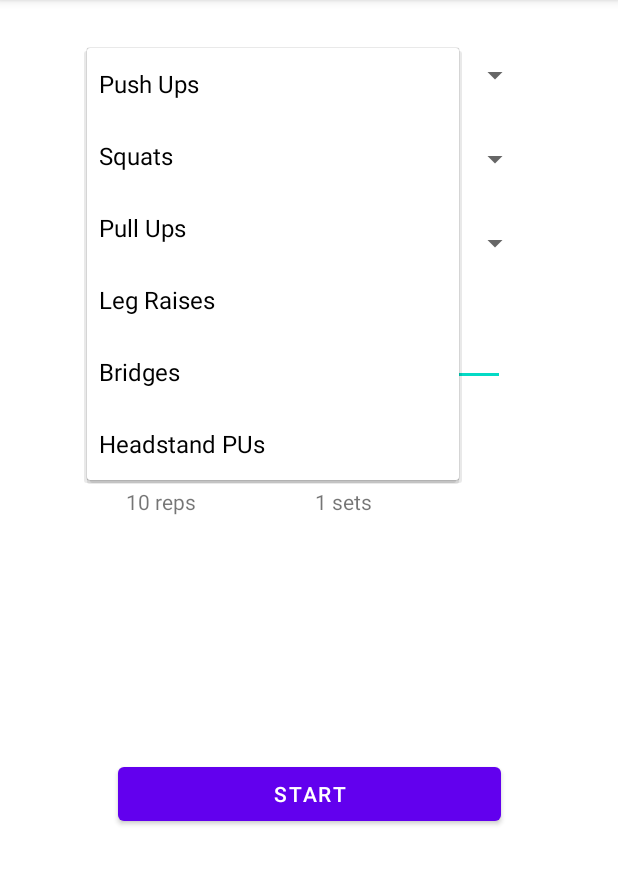
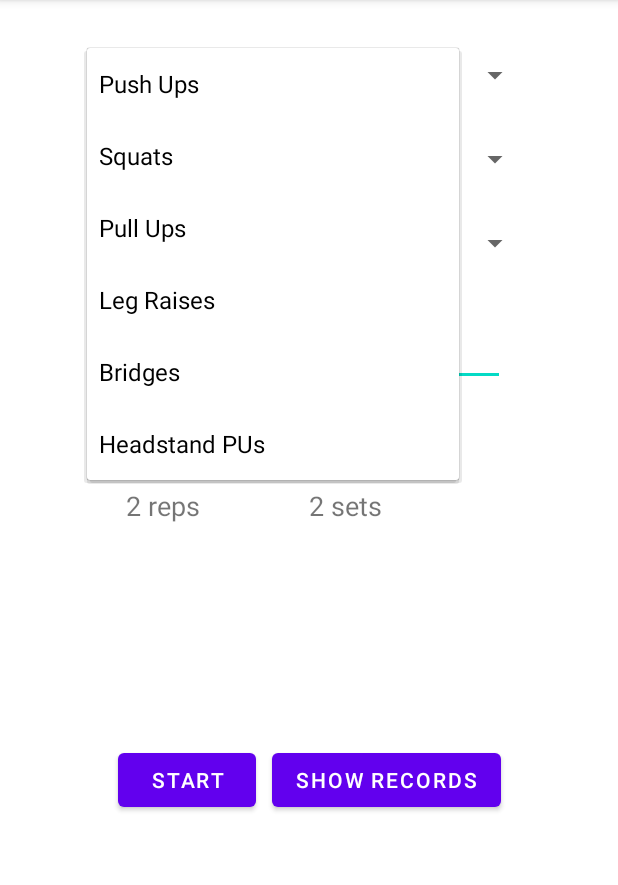
Before and after one commit to atarukodaka/CCManager, an Android app: the screen it shows after launch (MainActivity), after a tap on "Push Ups", on a phone screen of 412 x 824 dp, the part 84-969 px from its top. Run offline under Robolectric (Android 15) with nearby library versions, the phone set to English and light mode, and no system bars.

Commit message:
recording

```diff
--- a/app/src/main/java/com/example/ccmanager/ExerciseActivity.kt
+++ b/app/src/main/java/com/example/ccmanager/ExerciseActivity.kt
@@ -1,5 +1,7 @@
 package com.example.ccmanager
 
+import android.content.Context
+import android.content.SharedPreferences
 import android.os.Build
 import androidx.appcompat.app.AppCompatActivity
 import android.os.Bundle
@@ -9,6 +11,7 @@ import android.view.View
 import androidx.annotation.RequiresApi
 import kotlinx.android.synthetic.main.activity_exercise.*
 import java.lang.Math.round
+import java.time.LocalDateTime
 
 //////////////////////////////////////////////////////////////////
 class ExerciseActivity : AppCompatActivity() {
@@ -48,7 +51,7 @@ class ExerciseActivity : AppCompatActivity() {
     }
     ///////////////////////////
     // onClick
-    public fun buttonStop(view: View) {
+    public fun buttonStop(view: View) { // cancel timer and back to main activity
         if (::timer.isInitialized) timer.cancel()
         finish()
     }
@@ -56,6 +59,7 @@ class ExerciseActivity : AppCompatActivity() {
         btnPauseResume.text = "PAUSE"
         when (state.tag){
             "PAUSE" -> timer = startExerciseTimer(millisResume)
+            "FINISHED" -> timer = startExerciseTimer()
             else -> state.tag = "PAUSING"
         }
     }
@@ -73,15 +77,17 @@ class ExerciseActivity : AppCompatActivity() {
                     cancel()
                     millisResume = millisUntilFinished
                 } else {
+                    val readyCount = 6
+                    val tickCount = 6
                     val remaining_sec: Int = round(millisUntilFinished.toDouble() / 1000).toInt()
-                    val total_sec = 6 + (exerciseData.reps * 6 + exerciseData.interval) * exerciseData.sets - exerciseData.interval
-                    val elapse_sec = total_sec - remaining_sec - 6
+                    val total_sec = readyCount + (exerciseData.reps * 6 + exerciseData.interval) * exerciseData.sets - exerciseData.interval
+                    val elapse_sec = total_sec - remaining_sec - readyCount
 
                     var tone: String = "low"
                     if (elapse_sec < 0) {
                         state.tag = "READY"
                         state.ready = elapse_sec * -1
-                        if (state.ready == 5) sound.speakText("${exerciseData.step}")
+                        if (state.ready == readyCount -1) sound.speakText("${exerciseData.step}")
                         else if (state.ready <= 3) sound.speakText(state.ready.toString())
                     } else {
                         state.tag = "RUNNING"
@@ -104,8 +110,10 @@ class ExerciseActivity : AppCompatActivity() {
                             state.tag = "INTERVAL"
                             state.interval = exerciseData.interval + 1 - (mod - 6 * exerciseData.reps + 1)
 
-                            if (state.interval == exerciseData.interval) sound.speakText("interval of ${exerciseData.interval} seconds.")
-                            else if (state.interval <= 3) sound.speakText(state.interval.toString())
+                            if (state.interval == exerciseData.interval) {
+                                tone = "high"
+                                sound.speakText("set ${state.set} done. interval of ${exerciseData.interval} seconds.")
+                            } else if (state.interval <= 3) sound.speakText(state.interval.toString())
                          }
                     }
                     sound.beep(tone)
@@ -119,8 +127,21 @@ class ExerciseActivity : AppCompatActivity() {
 
             @RequiresApi(Build.VERSION_CODES.LOLLIPOP)
             override fun onFinish() {
+                btnStop.text = "BACK"
+                btnPauseResume.text = "RESTART"
                 state.tag = "FINISHED"
-                sound.speakText("finished. well done.")
+
+                Log.d("ExerciseTimer", "Finished: ${state.tag}")
+                // record
+                val sp: SharedPreferences = getSharedPreferences("records", Context.MODE_PRIVATE)
+                val editor: SharedPreferences.Editor = sp.edit()
+                val cur = LocalDateTime.now()
+
+                editor.putString(cur.toString(), "${exerciseData.event}/${exerciseData.step}/${exerciseData.grade}")
+                editor.apply()
+
+                sound.speakText("all sets finished. well done.")
+                updateUI()
             }
         }.start()
     }
@@ -143,11 +164,11 @@ class ExerciseActivity : AppCompatActivity() {
     }
     fun updateUI() {
         textMessage.text = state.tag
-        textTicks.text = if (state.tag == "RUNNING") "Ticks: ${state.tick} / 6" else ""
-        textReady.text = if (state.tag == "READY") "Ready: ${state.ready }" else ""
+        textTicks.text = "Ticks: ${state.tick} / 6"
+        textReady.text = "Ready: ${state.ready }"
         textMaxReps.text = "Reps: ${state.rep} / ${exerciseData.reps}"
         textMaxSets.text = "Sets: ${state.set} / ${exerciseData.sets}"
-        textInterval.text = if (state.tag == "INTERVAL") "Interval: ${state.interval} / ${exerciseData.interval}" else ""
+        textInterval.text = "Interval: ${state.interval} / ${exerciseData.interval}"
     }
 }
 //////////////////////////////////////////////////////////////////////
--- a/app/src/main/java/com/example/ccmanager/ExerciseDataset.kt
+++ b/app/src/main/java/com/example/ccmanager/ExerciseDataset.kt
@@ -34,7 +34,8 @@ class DatasetController {
     */
 
     val volumns = arrayOf(
-            ExerciseVolumnData(0,0,0,0,1,10),
+            //ExerciseVolumnData(0,0,0,0,1,10),
+            ExerciseVolumnData(0,0,0,0,2,2), // for Debug
             ExerciseVolumnData(1,0,0,1,2,25),
             ExerciseVolumnData(2,0,0,2,3,50),
             ExerciseVolumnData(3,0,1,0,1,10),
@@ -142,15 +143,19 @@ class DatasetController {
             ExerciseVolumnData(105,3,5,0,1,5),
             ExerciseVolumnData(106,3,5,1,2,10),
             ExerciseVolumnData(107,3,5,2,2,20),
-
             )
 
     fun find_volumn (event: Int, step: Int, grade: Int) : ExerciseVolumnData? {
+
+        return volumns.filter { it.event == event && it.step == step && it.grade == grade}.first()
+        /*
         volumns.forEach {
             if (it.event == event && it.step == step && it.grade == grade) return it
         }
         Log.d("find_volumn", "not found: ${event}/${step}/${grade}")
         return null
+
+         */
     }
 }
 /*
--- a/app/src/main/java/com/example/ccmanager/MainActivity.kt
+++ b/app/src/main/java/com/example/ccmanager/MainActivity.kt
@@ -1,30 +1,74 @@
 package com.example.ccmanager
 
+import android.content.Context
 import android.content.Intent
+import android.content.SharedPreferences
+import android.content.res.Resources
 import android.os.Build
 import android.os.Bundle
+import android.text.Editable
+import android.text.TextWatcher
 import android.util.Log
 import android.view.View
+import android.view.inputmethod.EditorInfo
 import android.widget.AdapterView
 import android.widget.ArrayAdapter
 import androidx.annotation.RequiresApi
 import androidx.appcompat.app.AppCompatActivity
 import kotlinx.android.synthetic.main.activity_main.*
 
+
 ////////////////////////////////////////////////////////////////////////////////
 class MainActivity : AppCompatActivity() {
+    val spFilename = "ccmanager_preference"
+
     @RequiresApi(Build.VERSION_CODES.LOLLIPOP)
     override fun onCreate(savedInstanceState: Bundle?) {
         super.onCreate(savedInstanceState)
         setContentView(R.layout.activity_main)
 
-        val ar = arrayOf(R.array.ps_steps,R.array.sq_steps, R.array.pl_steps, R.array.lr_steps,  R.array.br_steps,  R.array.hs_steps)
+        var res: Resources = resources
+        res.getIdentifier("pu_steps", "arrays", getPackageName())
+        //res.getString(   )
+
+
+        // shared preference: interval
+        val sp: SharedPreferences = getSharedPreferences(spFilename, Context.MODE_PRIVATE)
+        //val editor:SharedPreferences.Editor =  sp.edit()
+        val interval: Int = sp.getInt("interval", 30)
+        //Log.d("main", "key interval null? : ${interval == null}")
+        editTextInterval.setText(interval.toString())
+        editTextInterval.setOnEditorActionListener { view, actionId, event ->
+            if (actionId == EditorInfo.IME_ACTION_DONE) {
+                val editor: SharedPreferences.Editor = sp.edit()
+                val edittext_interval: Int =  view.text.toString().toInt() // TODO: overflow
+                editor.putInt("interval", edittext_interval)
+                editor.apply()
+                Log.d("main/sp", "applied: interval = ${edittext_interval}")
+            }
+            false
+        }
+
+        // show records
+        var text = ""
+        val records: SharedPreferences = getSharedPreferences("records", Context.MODE_PRIVATE)
+        val map = records.all
+        records.all.forEach {
+            text += "${it.key}: ${it.value}"
+
+        }
+        //records.getString("records1", "")
+        Log.d("main", "records: ${text}")
+        textRecords.text = text
+        // spinners
+        val ar = arrayOf(R.array.ps_steps, R.array.sq_steps, R.array.pl_steps, R.array.lr_steps, R.array.br_steps, R.array.hs_steps)
         val stepAdaptors = arrayOfNulls<ArrayAdapter<CharSequence>>(ar.size)
 
         for ((index, elem) in ar.withIndex() ) {
             stepAdaptors[index] = ArrayAdapter.createFromResource(this, elem, android.R.layout.simple_dropdown_item_1line)
         }
-        val context = this
+        //val arr = arrayOf<String>("AAA", "BBB")
+        //stepAdaptors[0] = ArrayAdapter<CharSequence>(this, android.R.layout.simple_dropdown_item_1line, arr)
 
         spinnerEvents.onItemSelectedListener = object : AdapterView.OnItemSelectedListener {
             override fun onItemSelected(parent: AdapterView<*>?, view: View?, position: Int, id: Long) {
@@ -81,6 +125,7 @@ class MainActivity : AppCompatActivity() {
         startActivity(intent)
     }
     fun createExerciseDataFromSpinners () : ExerciseData {
+
         val event = spinnerEvents.selectedItem.toString()
         val step = spinnerSteps.selectedItem.toString()
         val grade = spinnerGrades.selectedItem.toString()
--- a/app/src/main/res/layout/activity_exercise.xml
+++ b/app/src/main/res/layout/activity_exercise.xml
@@ -114,7 +114,7 @@
             android:layout_margin="5dp"
             android:layout_weight="1"
             android:onClick="buttonStop"
-            android:text="@string/Stop" />
+            android:text="STOP" />
 
         <Button
             android:id="@+id/btnPauseResume"
--- a/app/src/main/res/layout/activity_main.xml
+++ b/app/src/main/res/layout/activity_main.xml
@@ -12,9 +12,8 @@
         android:id="@+id/linearLayoutButtons"
         android:layout_width="266dp"
         android:layout_height="102dp"
-        android:layout_marginBottom="32dp"
         android:orientation="horizontal"
-        app:layout_constraintBottom_toBottomOf="parent"
+        app:layout_constraintBottom_toTopOf="@+id/textRecords"
         app:layout_constraintEnd_toEndOf="parent"
         app:layout_constraintHorizontal_bias="0.5"
         app:layout_constraintStart_toStartOf="parent"
@@ -28,6 +27,13 @@
             android:layout_weight="1"
             android:onClick="buttonStart"
             android:text="@string/start" />
+
+        <Button
+            android:id="@+id/btnShowRecord"
+            android:layout_width="wrap_content"
+            android:layout_height="wrap_content"
+            android:layout_margin="5dp"
+            android:text="Show Records" />
 
     </LinearLayout>
 
@@ -81,11 +87,11 @@
             android:layout_width="wrap_content"
             android:layout_height="wrap_content"
             android:layout_weight="1"
-            android:text="@string/Interval" />
+            android:text="Interval (sec)" />
 
         <EditText
             android:id="@+id/editTextInterval"
-            android:layout_width="wrap_content"
+            android:layout_width="119dp"
             android:layout_height="wrap_content"
             android:layout_weight="1"
             android:ems="10"
@@ -109,15 +115,27 @@
             android:layout_width="wrap_content"
             android:layout_height="wrap_content"
             android:layout_weight="1"
-            android:text="TextView" />
+            android:text="reps"
+            android:textSize="18sp" />
 
         <TextView
             android:id="@+id/textMaxSets"
             android:layout_width="wrap_content"
             android:layout_height="wrap_content"
             android:layout_weight="1"
-            android:text="TextView" />
+            android:text="sets"
+            android:textSize="18sp" />
     </LinearLayout>
+
+    <TextView
+        android:id="@+id/textRecords"
+        android:layout_width="wrap_content"
+        android:layout_height="wrap_content"
+        android:layout_marginBottom="32dp"
+        android:text="TextView"
+        app:layout_constraintBottom_toBottomOf="parent"
+        app:layout_constraintEnd_toEndOf="parent"
+        app:layout_constraintStart_toStartOf="parent" />
 
 
 </androidx.constraintlayout.widget.ConstraintLayout>
--- a/app/src/main/res/values/arrays.xml
+++ b/app/src/main/res/values/arrays.xml
@@ -7,42 +7,6 @@
         <item>Leg Raises</item>
         <item>Bridges</item>
         <item>Headstand PUs</item>
-    </string-array>
-
-    <string-array name="steps">
-        <item>Wall Pushups</item>
-        <item>Incline Pushups</item>
-        <item>Kneeing Pushups</item>
-        <item>Half Pushups</item>
-        <item>Full Pushups</item>
-        <item>Close Pushups</item>
-        <item>Uneven Pushups</item>
-        <item>Half One-Arm Pushups</item>
-        <item>Assited One-Arm Pushups</item>
-        <item>One-Arm Pushups</item>
-
-        <item>Shoulderstand Squats</item>
-        <item>Jackknife Squats</item>
-        <item>Supported Squats</item>
-        <item>Shoulderstand Squats</item>
-        <item>Jackknife Squats</item>
-        <item>Supported Squats</item>
-        <item>Shoulderstand Squats</item>
-        <item>Jackknife Squats</item>
-        <item>Supported Squats</item>
-        <item>Supported Squats</item>
-
-        <item>Vertical Pullups</item>
-        <item>Horizontal Pullups</item>
-        <item>Jackknife Pullups</item>
-        <item>Vertical Pullups</item>
-        <item>Horizontal Pullups</item>
-        <item>Jackknife Pullups</item>
-        <item>Vertical Pullups</item>
-        <item>Horizontal Pullups</item>
-        <item>Jackknife Pullups</item>
-        <item>Jackknife Pullups</item>
-
     </string-array>
 
     <string-array name="ps_steps">
@@ -59,15 +23,22 @@
     </string-array>
 
     <string-array name="sq_steps">
-        <item>1: Shoulderstand Squats</item>
-        <item>2: Jackknife Squats</item>
-        <item>3: Supported Squats</item>
+        <item>Shoulderstand Squats</item>
+        <item>Jackknife Squats</item>
+        <item>Supported Squats</item>
+        <item>Half Squats</item>
+        <item>Full Squats</item>
+        <item>Closed Squats</item>
+        <item>Uneven Squats</item>
+        <item>Half One-Leg Squats</item>
+        <item>Assisted One-Leg Squats</item>
+        <item>One-Leg Squats</item>
     </string-array>
 
     <string-array name="pl_steps">
-        <item>1: Vertical Pullups</item>
-        <item>2: Horizontal Pullups</item>
-        <item>3: Jackknife Pullups</item>
+        <item>Vertical Pullups</item>
+        <item>Horizontal Pullups</item>
+        <item>Jackknife Pullups</item>
     </string-array>
 
     <string-array name="lr_steps">
@@ -96,4 +67,10 @@
         <item>Intermidiate</item>
         <item>Senior</item>
     </string-array>
+
+    <string-array name="grades_abbr">
+        <item>BEG</item>
+        <item>INT</item>
+        <item>SNR</item>
+    </string-array>
 </resources>
```
